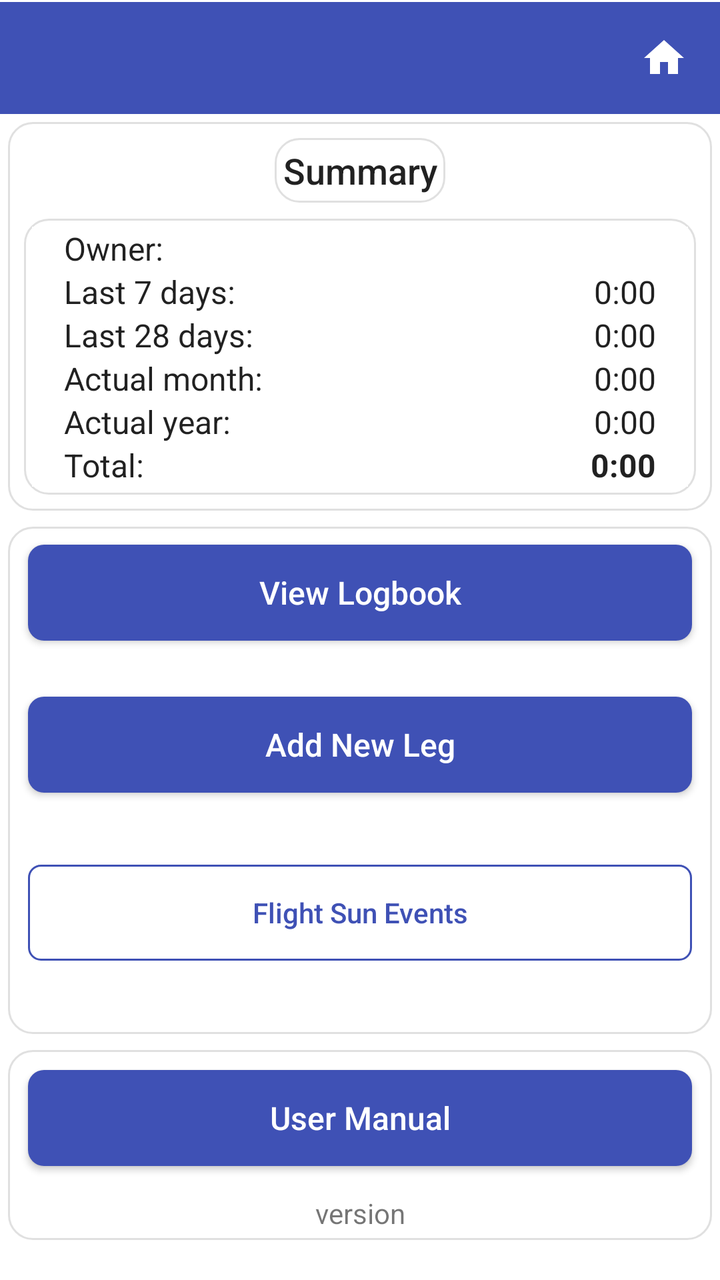
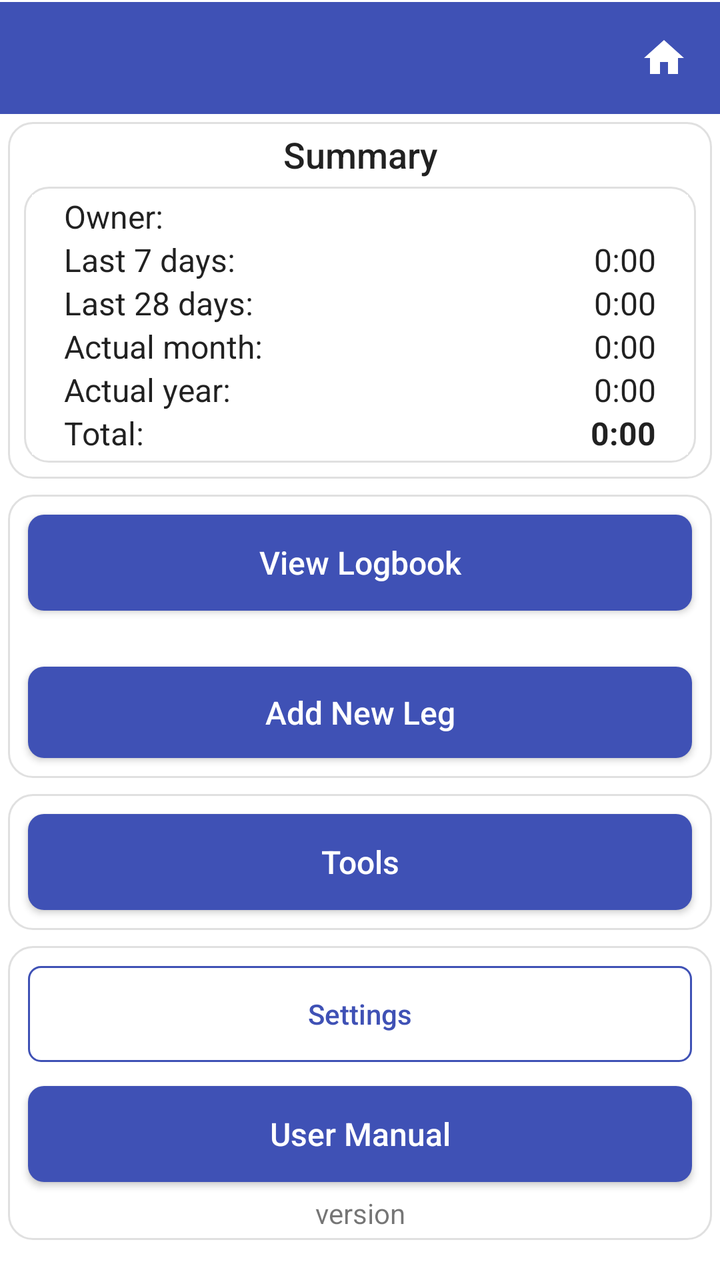

Two renders of the same Android screen: before a commit and after it. Below are the layout's source before the change and the commit's diff.
<!-- AndroidManifest.xml: application theme Theme.StripToLogbook.View -->
<!-- res/layout/activity_home.xml -->
<?xml version="1.0" encoding="utf-8"?>
<LinearLayout xmlns:android="http://schemas.android.com/apk/res/android"
    android:layout_width="match_parent"
    android:layout_height="match_parent"
    android:orientation="vertical">

    
    <include layout="@layout/view_app_toolbar" />


    <LinearLayout
        android:id="@+id/card_block_summary"
        style="@style/Card.Surface"
        android:layout_width="match_parent"
        android:layout_height="wrap_content"
        android:layout_gravity="center_horizontal"
        android:orientation="vertical">

        <TextView
            style="@style/Card.Surface"
            android:layout_width="wrap_content"
            android:layout_height="wrap_content"
            android:layout_gravity="center"
            android:gravity="center"
            android:text="Summary"
            android:textAppearance="@style/TextAppearance.AppCompat.Title" />

        <LinearLayout
            style="@style/Card.Surface"
            android:layout_width="match_parent"
            android:layout_height="wrap_content"
            android:layout_gravity="center_horizontal"
            android:orientation="vertical">

            
            <LinearLayout
                android:id="@+id/row_home_owner"
                android:layout_width="match_parent"
                android:layout_height="wrap_content"
                android:orientation="horizontal"
                android:paddingHorizontal="16dp">

                <TextView
                    android:layout_width="0dp"
                    android:layout_height="wrap_content"
                    android:layout_weight="1"
                    android:text="Owner:"
                    android:textAppearance="@style/TextAppearance.AppCompat.Body1" />

                <TextView
                    android:id="@+id/tv_home_owner_value"
                    android:layout_width="wrap_content"
                    android:layout_height="wrap_content"
                    android:text=""
                    android:textAppearance="@style/TextAppearance.AppCompat.Body1" />
            </LinearLayout>

            
            <LinearLayout
                android:layout_width="match_parent"
                android:layout_height="wrap_content"
                android:orientation="horizontal"
                android:paddingHorizontal="16dp">

                <TextView
                    android:layout_width="0dp"
                    android:layout_height="wrap_content"
                    android:layout_weight="1"
                    android:text="Last 7 days:"
                    android:textAppearance="@style/TextAppearance.AppCompat.Body1" />

                <TextView
                    android:id="@+id/tv_home_last_7_days_value"
                    android:layout_width="wrap_content"
                    android:layout_height="wrap_content"
                    android:text="0:00"
                    android:textAppearance="@style/TextAppearance.AppCompat.Body1" />
            </LinearLayout>

            
            <LinearLayout
                android:layout_width="match_parent"
                android:layout_height="wrap_content"
                android:orientation="horizontal"
                android:paddingHorizontal="16dp">

                <TextView
                    android:layout_width="0dp"
                    android:layout_height="wrap_content"
                    android:layout_weight="1"
                    android:text="Last 28 days:"
                    android:textAppearance="@style/TextAppearance.AppCompat.Body1" />

                <TextView
                    android:id="@+id/tv_home_last_28_days_value"
                    android:layout_width="wrap_content"
                    android:layout_height="wrap_content"
                    android:text="0:00"
                    android:textAppearance="@style/TextAppearance.AppCompat.Body1" />
            </LinearLayout>

            
            <LinearLayout
                android:layout_width="match_parent"
                android:layout_height="wrap_content"
                android:orientation="horizontal"
                android:paddingHorizontal="16dp">

                <TextView
                    android:layout_width="0dp"
                    android:layout_height="wrap_content"
                    android:layout_weight="1"
                    android:text="Actual month:"
                    android:textAppearance="@style/TextAppearance.AppCompat.Body1" />

                <TextView
                    android:id="@+id/tv_home_actual_month_value"
                    android:layout_width="wrap_content"
                    android:layout_height="wrap_content"
                    android:text="0:00"
                    android:textAppearance="@style/TextAppearance.AppCompat.Body1" />
            </LinearLayout>

            
            <LinearLayout
                android:layout_width="match_parent"
                android:layout_height="wrap_content"
                android:orientation="horizontal"
                android:paddingHorizontal="16dp">

                <TextView
                    android:layout_width="0dp"
                    android:layout_height="wrap_content"
                    android:layout_weight="1"
                    android:text="Actual year:"
                    android:textAppearance="@style/TextAppearance.AppCompat.Body1" />

                <TextView
                    android:id="@+id/tv_home_actual_year_value"
                    android:layout_width="wrap_content"
                    android:layout_height="wrap_content"
                    android:text="0:00"
                    android:textAppearance="@style/TextAppearance.AppCompat.Body1" />
            </LinearLayout>

            
            <LinearLayout
                android:layout_width="match_parent"
                android:layout_height="wrap_content"
                android:orientation="horizontal"
                android:paddingHorizontal="16dp">

                <TextView
                    android:layout_width="0dp"
                    android:layout_height="wrap_content"
                    android:layout_weight="1"
                    android:text="Total:"
                    android:textAppearance="@style/TextAppearance.AppCompat.Body1" />

                <TextView
                    android:id="@+id/tv_home_total_value"
                    android:layout_width="wrap_content"
                    android:layout_height="wrap_content"
                    android:text="0:00"
                    android:textAppearance="@style/TextAppearance.AppCompat.Body1"
                    android:textStyle="bold" />
            </LinearLayout>

        </LinearLayout>

    </LinearLayout>
    <LinearLayout
        style="@style/Card.Surface"
        android:layout_width="match_parent"
        android:layout_height="0dp"
        android:layout_weight="1"
        android:autoSizeTextType="uniform"
        android:gravity="center"
        android:orientation="vertical">

        <Button
            android:id="@+id/btn_view_logbook"
            style="@style/PrimaryButtonStyle"
            android:layout_width="match_parent"
            android:layout_height="wrap_content"
            android:text="View Logbook" />

        <Space
            android:layout_width="match_parent"
            android:layout_height="16dp" />

        <Button
            android:id="@+id/btn_add_leg"
            style="@style/PrimaryButtonStyle"
            android:layout_width="match_parent"
            android:layout_height="wrap_content"
            android:text="Add New Leg" />

        <Space
            android:layout_width="match_parent"
            android:layout_height="24dp" />

        <Button
            android:id="@+id/btn_flight_sun"
            style="@style/SecondaryButtonStyle"
            android:layout_width="match_parent"
            android:layout_height="wrap_content"
            android:text="Flight Sun Events" />

        <Space
            android:layout_width="match_parent"
            android:layout_height="16dp" />

        <Button
            android:id="@+id/btn_settings"
            style="@style/SecondaryButtonStyle"
            android:layout_width="match_parent"
            android:layout_height="wrap_content"
            android:text="Settings" />


    </LinearLayout>

    <LinearLayout
        style="@style/Card.Surface"
        android:layout_width="match_parent"
        android:layout_height="wrap_content"
        android:autoSizeTextType="uniform"
        android:gravity="center"
        android:orientation="vertical">

        <Button
            android:id="@+id/btn_user_manual"
            style="@style/PrimaryButtonStyle"
            android:layout_width="match_parent"
            android:layout_height="wrap_content"
            android:text="User Manual" />

        <Space
            android:layout_width="match_parent"
            android:layout_height="8dp" />

        <TextView
            android:id="@+id/txtAppVersion"
            android:layout_width="match_parent"
            android:layout_height="wrap_content"
            android:gravity="center"
            android:text="version" />

    </LinearLayout>

    <Space
        android:layout_width="match_parent"
        android:layout_height="16dp" />
</LinearLayout>
<!-- res/layout/view_app_toolbar.xml (included above) -->
<?xml version="1.0" encoding="utf-8"?>
<LinearLayout xmlns:android="http://schemas.android.com/apk/res/android"
    android:id="@+id/toolbar_container"
    android:layout_width="match_parent"
    android:layout_height="wrap_content"
    android:orientation="vertical"
    android:background="@color/colorPrimary">

    <View
        android:id="@+id/status_bar_spacer"
        android:layout_width="match_parent"
        android:layout_height="0dp"
        android:background="@color/colorPrimary" />

    <View
        android:layout_width="match_parent"
        android:layout_height="1dp"
        android:background="@color/surface" />

    <LinearLayout
        android:layout_width="match_parent"
        android:layout_height="wrap_content"
        android:orientation="horizontal"
        android:gravity="center_vertical"
        android:background="@color/colorPrimary">

        <androidx.appcompat.widget.Toolbar
            android:id="@+id/toolbar"
            style="@style/ToolbarStyle"
            android:layout_width="0dp"
            android:layout_height="wrap_content"
            android:layout_weight="1"
            android:background="@color/colorPrimary"
            android:minHeight="?attr/actionBarSize" />

        <ImageButton
            android:id="@+id/btn_home"
            android:layout_width="?attr/actionBarSize"
            android:layout_height="?attr/actionBarSize"
            android:background="?attr/selectableItemBackgroundBorderless"
            android:contentDescription="Home"
            android:src="@drawable/ic_home" />
    </LinearLayout>
</LinearLayout>
<!-- resources referenced by this layout -->
<resources>
  <color name="colorPrimary">#3F51B5</color>
  <color name="surface">#FFFFFFFF</color>
  <style name="Card.Surface">
          <item name="android:background">@drawable/bg_card</item>
          <item name="android:padding">4dp</item>
          <item name="android:layout_margin">4dp</item>
      </style>
  <style name="TextAppearance.AppCompat.Body1" parent="TextAppearance.AppCompat">
          <item name="android:textSize">16sp</item>
          <item name="android:textColor">@color/text_primary</item>
          <item name="android:fontFamily">sans-serif</item>
      </style>
  <style name="TextAppearance.AppCompat.Title" parent="TextAppearance.AppCompat">
          <item name="android:textSize">18sp</item>
          <item name="android:textColor">@color/text_primary</item>
          <item name="android:fontFamily">sans-serif-medium</item>
      </style>
  <style name="ToolbarStyle" parent="Widget.AppCompat.Toolbar">
          <item name="android:background">@color/colorPrimary</item>
          <item name="titleTextAppearance">@style/ToolbarTitleStyle</item>
      </style>
  <!-- drawable bg_card (drawable) -->
  <?xml version="1.0" encoding="utf-8"?>
  <shape xmlns:android="http://schemas.android.com/apk/res/android">
      <solid android:color="@color/surface" />
      <corners android:radius="12dp" />
      <stroke android:width="1dp"
          android:color="@color/border" />
  </shape>
  <!-- drawable bg_button_primary (drawable) -->
  <?xml version="1.0" encoding="utf-8"?>
  <shape xmlns:android="http://schemas.android.com/apk/res/android">
      <solid android:color="@color/colorPrimary" />
      <corners android:radius="8dp" />
  </shape>
  <!-- drawable bg_button_secondary (drawable) -->
  <?xml version="1.0" encoding="utf-8"?>
  <shape xmlns:android="http://schemas.android.com/apk/res/android">
      <solid android:color="@android:color/transparent" />
      <stroke android:width="1dp" android:color="@color/colorPrimary" />
      <corners android:radius="6dp" />
  </shape>
  <color name="text_primary">#DE000000</color>
  <style name="ToolbarTitleStyle" parent="Widget.AppCompat.EditText">
          
          <item name="android:textColor">@color/surface</item>
          <item name="tint">@android:color/white</item>
      </style>
  <color name="purple_500">#FF6200EE</color>
  <color name="purple_700">#FF3700B3</color>
  <color name="teal_200">#FF03DAC5</color>
  <color name="dropdown_background">#FFFFFFFF</color>
  <style name="NoBackgroundTextView" parent="Widget.AppCompat.TextView">
          <item name="android:background">@null</item>
      </style>
  <style name="MyAutoCompleteTextViewStyle" parent="Widget.AppCompat.AutoCompleteTextView">
          <item name="android:textSize">16sp</item>
          <item name="android:textColor">@color/text_primary</item>
          <item name="android:fontFamily">sans-serif</item>
          <item name="android:popupBackground">@color/dropdown_background</item>
      </style>
  <style name="ToolbarNavButtonStyle" parent="Widget.AppCompat.Toolbar.Button.Navigation">
          <item name="android:tint">@color/surface</item>
      </style>
  <color name="border">#E0E0E0</color>
  <!-- drawable edittext_background (drawable) -->
  <selector xmlns:android="http://schemas.android.com/apk/res/android">
      <item android:state_enabled="false"
          android:drawable="@android:color/transparent" />
      <item android:drawable="@drawable/edittext_background_shape" />
  
  
  
  </selector>
  <!-- drawable edittext_background_shape (drawable) -->
  <shape xmlns:android="http://schemas.android.com/apk/res/android">
      <solid android:color="@color/edittext_background_color" />
      <corners android:radius="4dp" />
      
      <stroke android:width="1dp" android:color="@color/edittext_stroke_color" />
  </shape>
  <color name="edittext_background_color">#F5F5F5</color>
  <color name="edittext_stroke_color">#DDDDDD</color>
  <!-- unchanged entries left out for length: 5 -->
</resources>

<!-- the commit's change to res/layout/activity_home.xml (unified diff, before → after) -->
@@ -2,22 +2,23 @@
 <LinearLayout xmlns:android="http://schemas.android.com/apk/res/android"
     android:layout_width="match_parent"
     android:layout_height="match_parent"
-    android:orientation="vertical">
+    android:orientation="vertical"
+    android:paddingBottom="16dp">
 
     
     <include layout="@layout/view_app_toolbar" />
 
-
+    
     <LinearLayout
         android:id="@+id/card_block_summary"
         style="@style/Card.Surface"
         android:layout_width="match_parent"
         android:layout_height="wrap_content"
-        android:layout_gravity="center_horizontal"
+        android:autoSizeTextType="uniform"
+        android:gravity="center"
         android:orientation="vertical">
 
         <TextView
-            style="@style/Card.Surface"
             android:layout_width="wrap_content"
             android:layout_height="wrap_content"
             android:layout_gravity="center"
@@ -30,7 +31,8 @@
             android:layout_width="match_parent"
             android:layout_height="wrap_content"
             android:layout_gravity="center_horizontal"
-            android:orientation="vertical">
+            android:orientation="vertical"
+            android:paddingLeft="18dp">
 
             
             <LinearLayout
@@ -169,6 +171,7 @@
         </LinearLayout>
 
     </LinearLayout>
+
     <LinearLayout
         style="@style/Card.Surface"
         android:layout_width="match_parent"
@@ -196,20 +199,34 @@
             android:layout_height="wrap_content"
             android:text="Add New Leg" />
 
-        <Space
-            android:layout_width="match_parent"
-            android:layout_height="24dp" />
-
-        <Button
-            android:id="@+id/btn_flight_sun"
-            style="@style/SecondaryButtonStyle"
-            android:layout_width="match_parent"
-            android:layout_height="wrap_content"
-            android:text="Flight Sun Events" />
-
-        <Space
-            android:layout_width="match_parent"
-            android:layout_height="16dp" />
+    </LinearLayout>
+
+    <LinearLayout
+        style="@style/Card.Surface"
+        android:layout_width="match_parent"
+        android:layout_height="wrap_content"
+        android:autoSizeTextType="uniform"
+        android:gravity="center"
+        android:orientation="vertical">
+
+        <Button
+            android:id="@+id/btn_tools"
+            style="@style/PrimaryButtonStyle"
+            android:layout_width="match_parent"
+            android:layout_height="wrap_content"
+            android:text="Tools" />
+
+
+    </LinearLayout>
+
+
+    <LinearLayout
+        style="@style/Card.Surface"
+        android:layout_width="match_parent"
+        android:layout_height="wrap_content"
+        android:autoSizeTextType="uniform"
+        android:gravity="center"
+        android:orientation="vertical">
 
         <Button
             android:id="@+id/btn_settings"
@@ -218,27 +235,12 @@
             android:layout_height="wrap_content"
             android:text="Settings" />
 
-
-    </LinearLayout>
-
-    <LinearLayout
-        style="@style/Card.Surface"
-        android:layout_width="match_parent"
-        android:layout_height="wrap_content"
-        android:autoSizeTextType="uniform"
-        android:gravity="center"
-        android:orientation="vertical">
-
         <Button
             android:id="@+id/btn_user_manual"
             style="@style/PrimaryButtonStyle"
             android:layout_width="match_parent"
             android:layout_height="wrap_content"
             android:text="User Manual" />
-
-        <Space
-            android:layout_width="match_parent"
-            android:layout_height="8dp" />
 
         <TextView
             android:id="@+id/txtAppVersion"
@@ -249,9 +251,6 @@
 
     </LinearLayout>
 
-    <Space
-        android:layout_width="match_parent"
-        android:layout_height="16dp" />
 </LinearLayout>
 <!-- res/layout/view_app_toolbar.xml (included above) -->
 <?xml version="1.0" encoding="utf-8"?>
